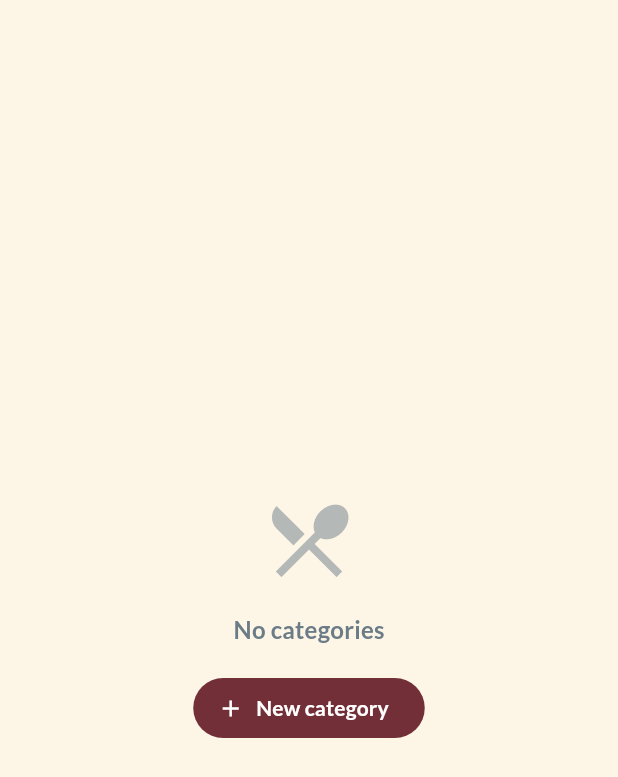
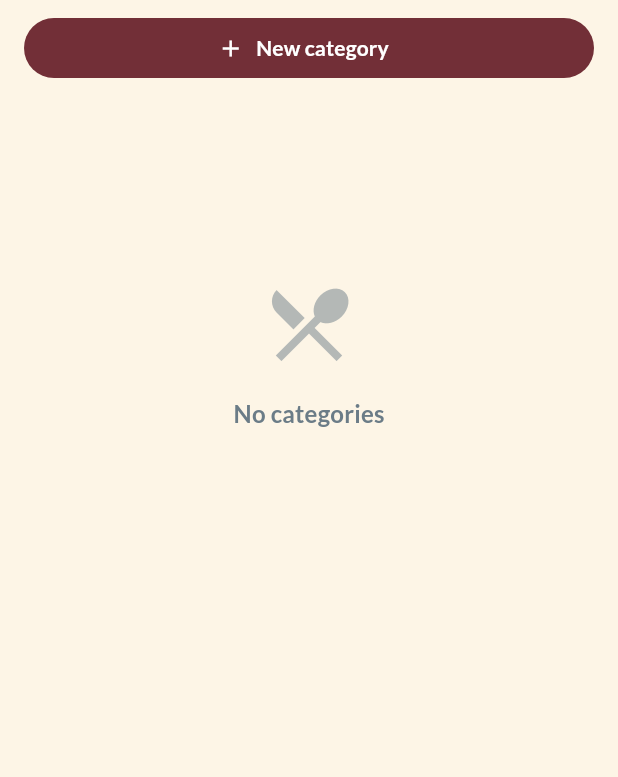
Before and after one commit to stefanopedicinogit/SubitoGusto, a Flutter app: the MenuManagementPageMobile widget shown alone on an empty page, opened directly, on a phone screen of 412 x 824 dp. Shown: the top 777 px of the screen. Run offline on Flutter 3.47's test engine with Material 3 defaults, Android fonts, the phone set to English and light mode, and no system bars; our stand-ins replace audioplayers, cached_network_image, dio, firebase_core, firebase_messaging, flutter_dotenv and 10 more; missing offline and left inert: dart:html, dart:js_interop, dart:ui_web, flutter_stripe; accounts and stored records are empty; network calls fail.

Commit message:
SubitoGusto v1.0

```diff
--- a/lib/features/menu/menu_management_page_mobile.dart
+++ b/lib/features/menu/menu_management_page_mobile.dart
@@ -17,32 +17,18 @@ class MenuManagementPageMobile extends ConsumerWidget {
     final categoriesAsync = ref.watch(categoriesStreamProvider);
     final l = AppLocalizations.of(context);
 
-    return RefreshIndicator(
-      onRefresh: () async {
-        ref.invalidate(categoriesStreamProvider);
-        ref.invalidate(menuItemsStreamProvider);
-      },
-      child: categoriesAsync.when(
-        data: (categories) {
-          if (categories.isEmpty) {
-            return Center(
-              child: Column(
-                mainAxisAlignment: MainAxisAlignment.center,
+    return Column(
       children: [
-                  Icon(
-                    Icons.restaurant_menu,
-                    size: 64,
-                    color: AppColors.textSecondary.withValues(alpha: 0.5),
+        Padding(
+          padding: const EdgeInsets.fromLTRB(
+            AppSpacing.md,
+            AppSpacing.sm,
+            AppSpacing.md,
+            AppSpacing.sm,
           ),
-                  const SizedBox(height: AppSpacing.md),
-                  Text(
-                    l.menuMgmtEmptyCategories,
-                    style: Theme.of(context).textTheme.titleMedium?.copyWith(
-                          color: AppColors.textSecondary,
-                        ),
-                  ),
-                  const SizedBox(height: AppSpacing.md),
-                  FilledButton.icon(
+          child: SizedBox(
+            width: double.infinity,
+            child: FilledButton.icon(
               onPressed: () {
                 showDialog(
                   context: context,
@@ -52,8 +38,42 @@ class MenuManagementPageMobile extends ConsumerWidget {
               icon: const Icon(Icons.add),
               label: Text(l.menuMgmtAddCategory),
             ),
+          ),
+        ),
+        Expanded(
+          child: RefreshIndicator(
+            onRefresh: () async {
+              ref.invalidate(categoriesStreamProvider);
+              ref.invalidate(menuItemsStreamProvider);
+            },
+            child: categoriesAsync.when(
+              data: (categories) {
+                if (categories.isEmpty) {
+                  return ListView(
+                    children: [
+                      const SizedBox(height: 120),
+                      Column(
+                        mainAxisAlignment: MainAxisAlignment.center,
+                        children: [
+                          Icon(
+                            Icons.restaurant_menu,
+                            size: 64,
+                            color:
+                                AppColors.textSecondary.withValues(alpha: 0.5),
+                          ),
+                          const SizedBox(height: AppSpacing.md),
+                          Text(
+                            l.menuMgmtEmptyCategories,
+                            style: Theme.of(context)
+                                .textTheme
+                                .titleMedium
+                                ?.copyWith(
+                                  color: AppColors.textSecondary,
+                                ),
+                          ),
                         ],
                       ),
+                    ],
                   );
                 }
 
@@ -69,6 +89,9 @@ class MenuManagementPageMobile extends ConsumerWidget {
               loading: () => const Center(child: CircularProgressIndicator()),
               error: (e, _) => Center(child: Text('Errore: $e')),
             ),
+          ),
+        ),
+      ],
     );
   }
 }
```
Lines whose indentation alone changed are shown as unchanged.
